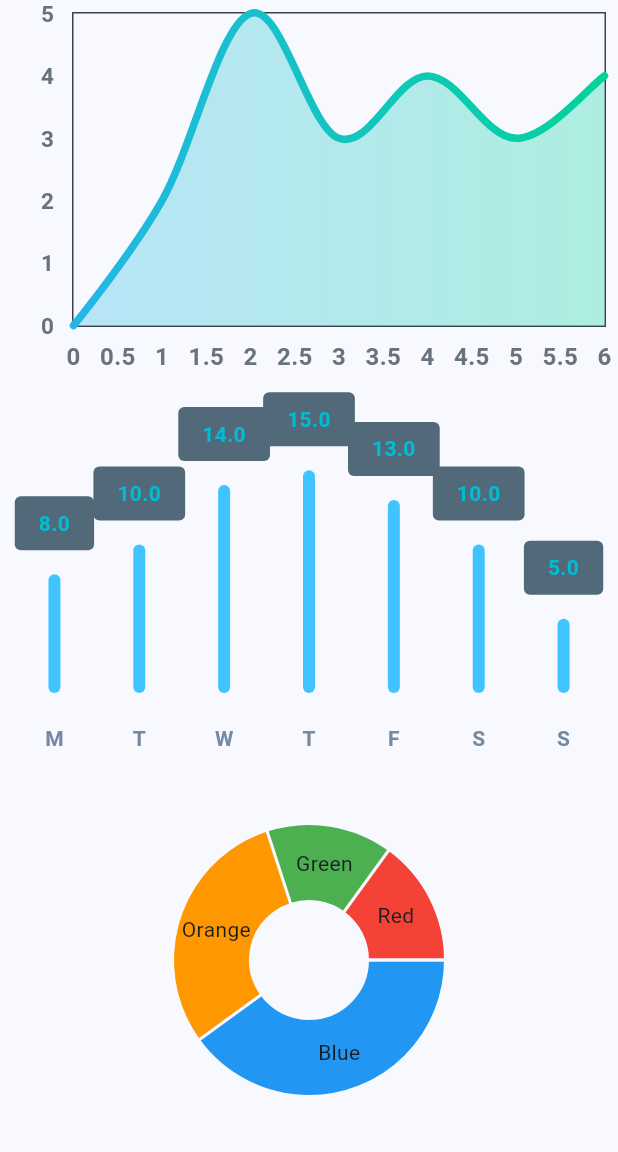
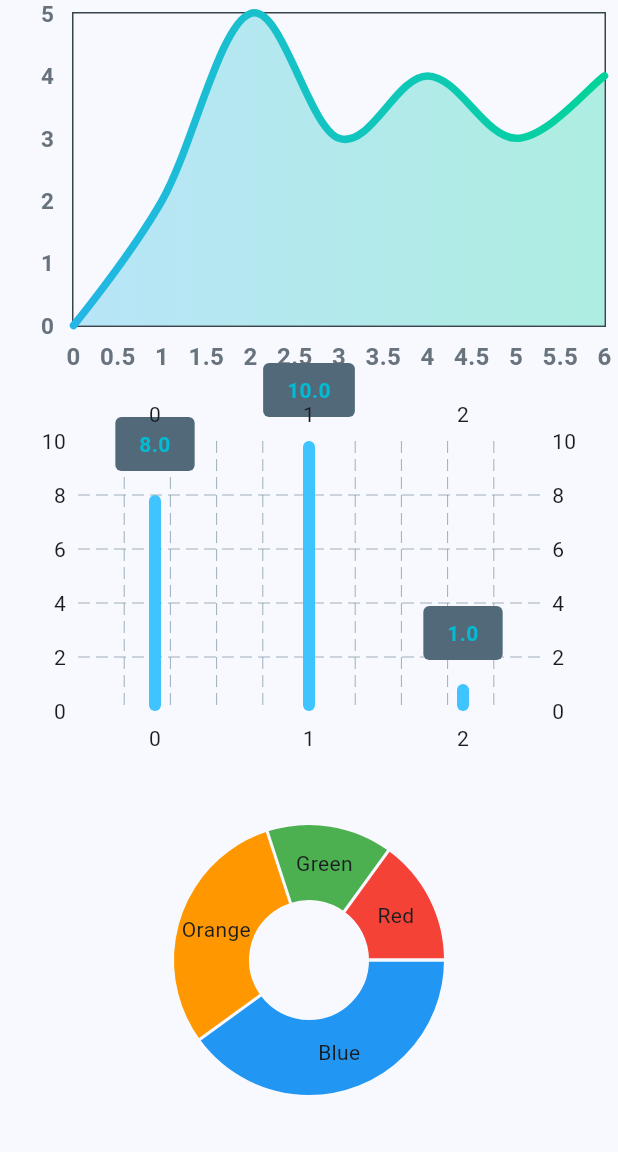
Before and after one commit to tzupingchenwork/flutter_chart, a Flutter app: the screen it shows after launch, on a phone screen of 412 x 824 dp, the part 84-1236 px from its top. Run offline on Flutter 3.47's test engine with Material 3 defaults, Android fonts, the phone set to English and light mode, and no system bars; drawn by our look-alikes of fl_chart.

Commit message:
Add exampleJsonData2 and update BarChartWidget

```diff
--- a/lib/main.dart
+++ b/lib/main.dart
@@ -44,6 +44,14 @@ const String exampleJsonData = '''
 ]
 ''';
 
+const String exampleJsonData2 = '''
+[
+    {"y": 8},
+    {"y": 10},
+    {"y": 1}
+]
+''';
+
 class _MyHomePageState extends State<MyHomePage> {
   @override
   Widget build(BuildContext context) {
@@ -65,7 +73,7 @@ class _MyHomePageState extends State<MyHomePage> {
             Expanded(
               child: Padding(
                 padding: EdgeInsets.all(8.0),
-                child: BarChartWidget(),
+                child: BarChartWidget(jsonData: exampleJsonData2),
               ),
             ),
             Expanded(
@@ -197,91 +205,61 @@ class LineChartWidget extends StatelessWidget {
 }
 
 class BarChartWidget extends StatelessWidget {
-  const BarChartWidget({super.key});
+  final String jsonData;
+
+  const BarChartWidget({super.key, required this.jsonData});
 
   @override
   Widget build(BuildContext context) {
+    // 解析JSON數據
+    var data = jsonDecode(jsonData);
+    var barGroups = _convertJsonToBarGroups(data);
+
     return BarChart(
       BarChartData(
         alignment: BarChartAlignment.spaceAround,
-        maxY: 20,
-        barTouchData: BarTouchData(
-          enabled: false,
-        ),
-        titlesData: FlTitlesData(
-          show: true,
-          bottomTitles: SideTitles(
-            showTitles: true,
-            getTextStyles: (context, value) => const TextStyle(
-                color: Color(0xff7589a2),
-                fontWeight: FontWeight.bold,
-                fontSize: 14),
-            margin: 20,
-            getTitles: (double value) {
-              switch (value.toInt()) {
-                case 0:
-                  return 'M';
-                case 1:
-                  return 'T';
-                case 2:
-                  return 'W';
-                case 3:
-                  return 'T';
-                case 4:
-                  return 'F';
-                case 5:
-                  return 'S';
-                case 6:
-                  return 'S';
-              }
-              return '';
-            },
-          ),
-          leftTitles: SideTitles(showTitles: false),
-        ),
-        borderData: FlBorderData(
-          show: false,
-        ),
-        barGroups: [
-          BarChartGroupData(x: 0, barRods: [
-            BarChartRodData(y: 8, colors: [Colors.lightBlueAccent])
-          ], showingTooltipIndicators: [
-            0
-          ]),
-          BarChartGroupData(x: 1, barRods: [
-            BarChartRodData(y: 10, colors: [Colors.lightBlueAccent])
-          ], showingTooltipIndicators: [
-            0
-          ]),
-          BarChartGroupData(x: 2, barRods: [
-            BarChartRodData(y: 14, colors: [Colors.lightBlueAccent])
-          ], showingTooltipIndicators: [
-            0
-          ]),
-          BarChartGroupData(x: 3, barRods: [
-            BarChartRodData(y: 15, colors: [Colors.lightBlueAccent])
-          ], showingTooltipIndicators: [
-            0
-          ]),
-          BarChartGroupData(x: 4, barRods: [
-            BarChartRodData(y: 13, colors: [Colors.lightBlueAccent])
-          ], showingTooltipIndicators: [
-            0
-          ]),
-          BarChartGroupData(x: 5, barRods: [
-            BarChartRodData(y: 10, colors: [Colors.lightBlueAccent])
-          ], showingTooltipIndicators: [
-            0
-          ]),
-          BarChartGroupData(x: 6, barRods: [
-            BarChartRodData(y: 5, colors: [Colors.lightBlueAccent])
-          ], showingTooltipIndicators: [
-            0
-          ]),
-        ],
+        maxY: _calculateMaxY(barGroups), // 根據數據動態計算maxY
+        barTouchData: BarTouchData(enabled: false),
+        titlesData: _buildTitlesData(),
+        borderData: FlBorderData(show: false),
+        barGroups: barGroups,
       ),
     );
   }
+
+  // 將JSON數據轉換為BarChart所需的格式
+  List<BarChartGroupData> _convertJsonToBarGroups(dynamic data) {
+    List<BarChartGroupData> barGroups = [];
+    for (var i = 0; i < data.length; i++) {
+      var record = data[i];
+      double y = record['y'].toDouble();
+      barGroups.add(
+        BarChartGroupData(
+          x: i,
+          barRods: [
+            BarChartRodData(y: y, colors: [Colors.lightBlueAccent])
+          ],
+          showingTooltipIndicators: [0],
+        ),
+      );
+    }
+    return barGroups;
+  }
+
+  // 計算maxY值
+  double _calculateMaxY(List<BarChartGroupData> barGroups) {
+    double maxY = 0;
+    for (var group in barGroups) {
+      for (var rod in group.barRods) {
+        if (rod.y > maxY) maxY = rod.y;
+      }
+    }
+    return maxY;
+  }
+
+  FlTitlesData _buildTitlesData() => FlTitlesData(
+        show: true,
+      );
 }
 
 class PieChartWidget extends StatelessWidget {
```
